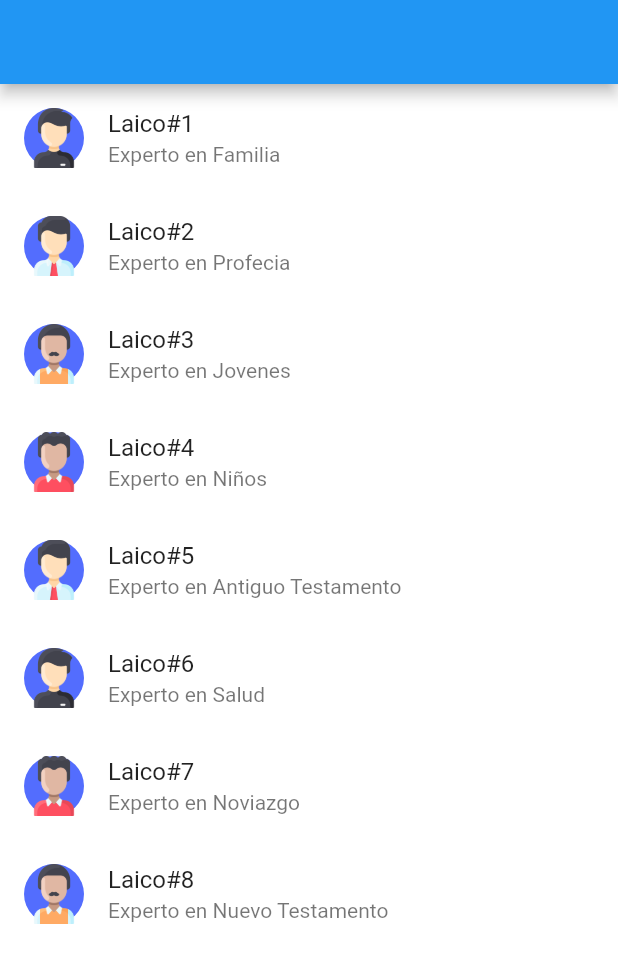
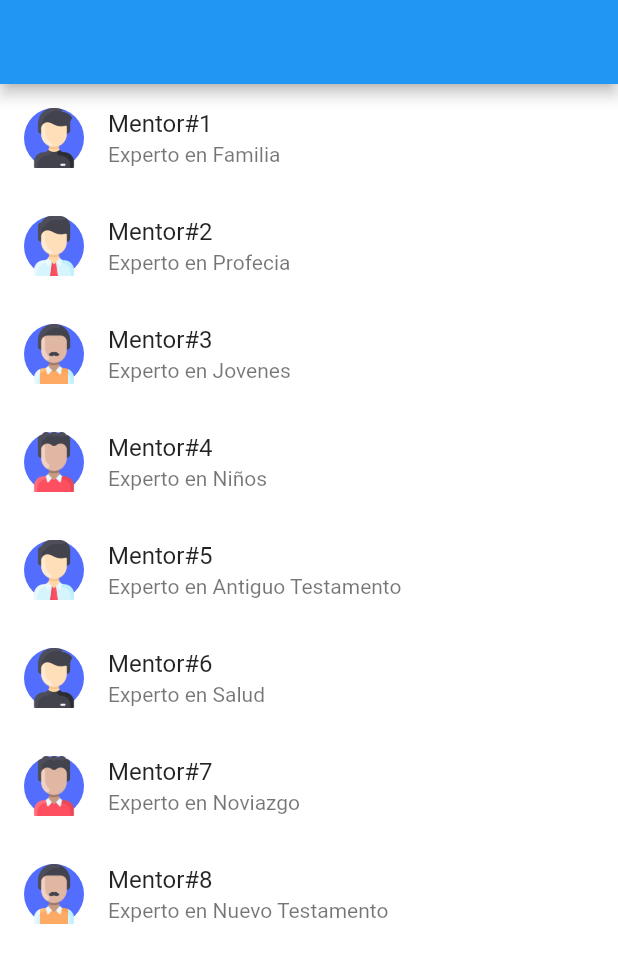
Before and after one commit to Darkmoon75/7Factor, a Flutter app: the Tutores screen opened directly, on a phone screen of 412 x 824 dp. Shown: the top 963 px of the screen. Run offline on Flutter 3.47's test engine with Material 2 defaults, Android fonts, the phone set to English and light mode, and no system bars; drawn by our look-alikes of flutter_slidable; our stand-ins replace firebase_auth, flare_flutter, font_awesome_flutter, google_fonts, google_sign_in; missing offline and left inert: flare_dart; accounts and stored records are empty.

```diff
--- a/lib/main.dart
+++ b/lib/main.dart
@@ -5,7 +5,7 @@ import 'package:seven_hub/src/Splash.dart';
 
 void main() {
   runApp(MaterialApp(
-    home: Splash(),
+    home: HomeScreen(),
     title: 'Nombre de la App',
     debugShowCheckedModeBanner: false,
   ));
--- a/lib/src/HomeScreen.dart
+++ b/lib/src/HomeScreen.dart
@@ -42,10 +42,10 @@ class _HomeScreenState extends State<HomeScreen> {
           BottomNavigationBarItem(
               icon: Icon(FontAwesomeIcons.bullhorn),
               title: Text('Foro'),
-              backgroundColor: Colors.green),
+              backgroundColor: Colors.blueGrey),
           BottomNavigationBarItem(
               icon: Icon(FontAwesomeIcons.userGraduate),
-              title: Text('Tutores'),
+              title: Text('Mentores'),
               backgroundColor: Colors.blueGrey),
           BottomNavigationBarItem(
               icon: Icon(FontAwesomeIcons.award),
--- a/lib/src/tutores.dart
+++ b/lib/src/tutores.dart
@@ -21,15 +21,17 @@ class _TutoresState extends State<Tutores> {
           children: <Widget>[
             ListView(
               children: <Widget>[
-                tutores('Laico#1', 'Experto en Familia', 'images/avatar1.png'),
-                tutores('Laico#2', 'Experto en Profecia', 'images/avatar2.png'),
-                tutores('Laico#3', 'Experto en Jovenes', 'images/avatar3.png'),
-                tutores('Laico#4', 'Experto en Niños', 'images/avatar4.png'),
-                tutores('Laico#5', 'Experto en Antiguo Testamento',
+                tutores('Mentor#1', 'Experto en Familia', 'images/avatar1.png'),
+                tutores(
+                    'Mentor#2', 'Experto en Profecia', 'images/avatar2.png'),
+                tutores('Mentor#3', 'Experto en Jovenes', 'images/avatar3.png'),
+                tutores('Mentor#4', 'Experto en Niños', 'images/avatar4.png'),
+                tutores('Mentor#5', 'Experto en Antiguo Testamento',
                     'images/avatar2.png'),
-                tutores('Laico#6', 'Experto en Salud', 'images/avatar1.png'),
-                tutores('Laico#7', 'Experto en Noviazgo', 'images/avatar4.png'),
-                tutores('Laico#8', 'Experto en Nuevo Testamento',
+                tutores('Mentor#6', 'Experto en Salud', 'images/avatar1.png'),
+                tutores(
+                    'Mentor#7', 'Experto en Noviazgo', 'images/avatar4.png'),
+                tutores('Mentor#8', 'Experto en Nuevo Testamento',
                     'images/avatar3.png'),
               ],
             )
--- a/pubspec.yaml
+++ b/pubspec.yaml
@@ -31,6 +31,7 @@ dependencies:
   firebase_auth: ^0.8.3
   google_sign_in: ^4.0.1+3
   flutter_slidable:
+  flare_flutter: ^2.0.6
 
 
 
```
Also changed, not shown: lib/src/foro.dart (+19 -3 lines), lib/src/progress.dart (+17 -3 lines), pubspec.lock, 4 other files.
